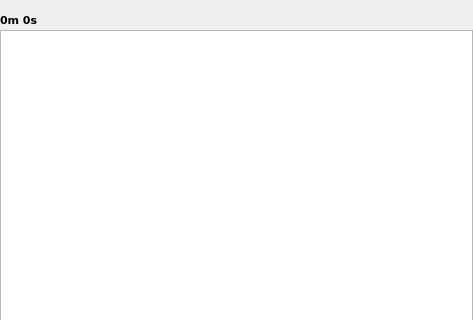
This is trunk/src/GUI/playlist/GUI_Playlist.ui in shahid334/sayonara-player as Qt 5 draws it before an edit; both pictures show x 0 to 473 and y 0 to 320 of the 473 by 539 pixel window. The edited form follows.
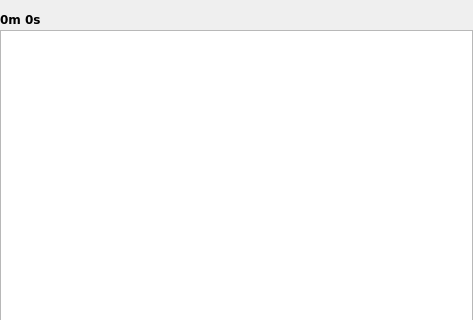
This is the edited form. Icons and pictures are not drawn. Custom widgets are drawn as their Qt base class.

What changed in the file:
```diff
--- a/trunk/src/GUI/playlist/GUI_Playlist.ui
+++ b/trunk/src/GUI/playlist/GUI_Playlist.ui
@@ -506,7 +506,7 @@
        <property name="font">
         <font>
          <family>DejaVu Sans</family>
-         <pointsize>8</pointsize>
+         <pointsize>9</pointsize>
          <weight>75</weight>
          <bold>true</bold>
         </font>
```
